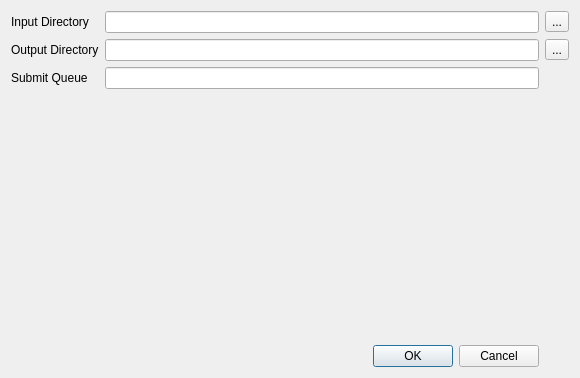
First picture: the form in vistrails/packages/pvclimate/pvsubmit_job.ui, repository CDAT/VisTrails, before the edit.
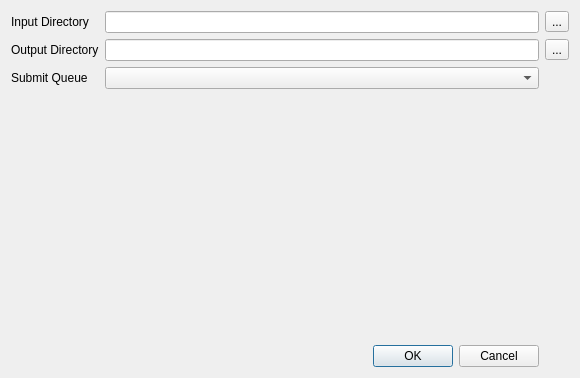
Second picture: the form after the edit.

Commit message: Using combo box as to allow selection of a queue

```diff
--- a/vistrails/packages/pvclimate/pvsubmit_job.ui
+++ b/vistrails/packages/pvclimate/pvsubmit_job.ui
@@ -71,9 +71,6 @@
      </property>
     </spacer>
    </item>
-   <item row="2" column="1">
-    <widget class="QLineEdit" name="queueLineEdit"/>
-   </item>
    <item row="2" column="0">
     <widget class="QLabel" name="label_3">
      <property name="text">
@@ -81,6 +78,9 @@
      </property>
     </widget>
    </item>
+   <item row="2" column="1">
+    <widget class="QComboBox" name="queueNames"/>
+   </item>
   </layout>
  </widget>
  <resources/>
```
The commit also changes 2 other files.
